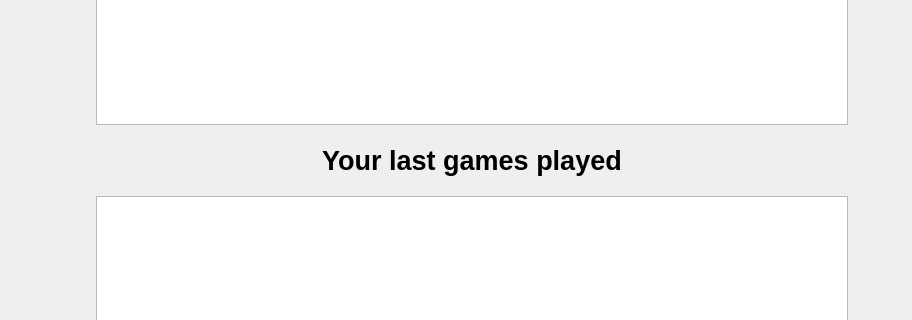
Old version of the form babyfut_master/ui/edit.ui in the repository eharquin/babyfut; both pictures show x 368 to 1280 and y 290 to 610 of the 1280 by 725 pixel window.
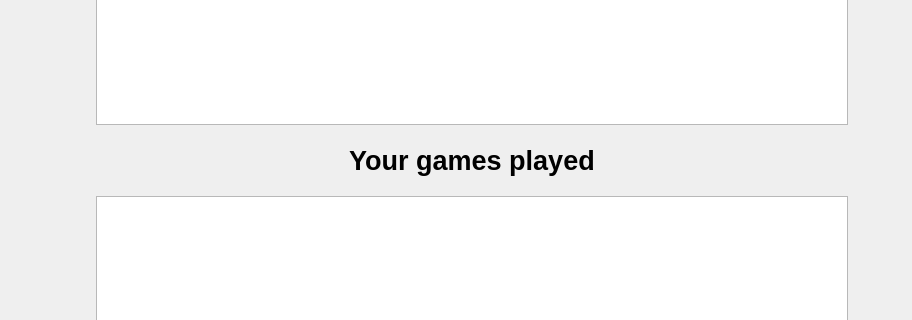
New version of the form. Icons and pictures are not drawn.

Commit message: Manage teamList and gameList in Edit module

```diff
--- a/babyfut_master/ui/edit.ui
+++ b/babyfut_master/ui/edit.ui
@@ -403,7 +403,7 @@
            </font>
           </property>
           <property name="text">
-           <string>Your last games played</string>
+           <string>Your games played</string>
           </property>
           <property name="alignment">
            <set>Qt::AlignCenter</set>
```
Left out of the diff: 12 changed lines with no effect on the pictures. The commit also changes 5 other files.
